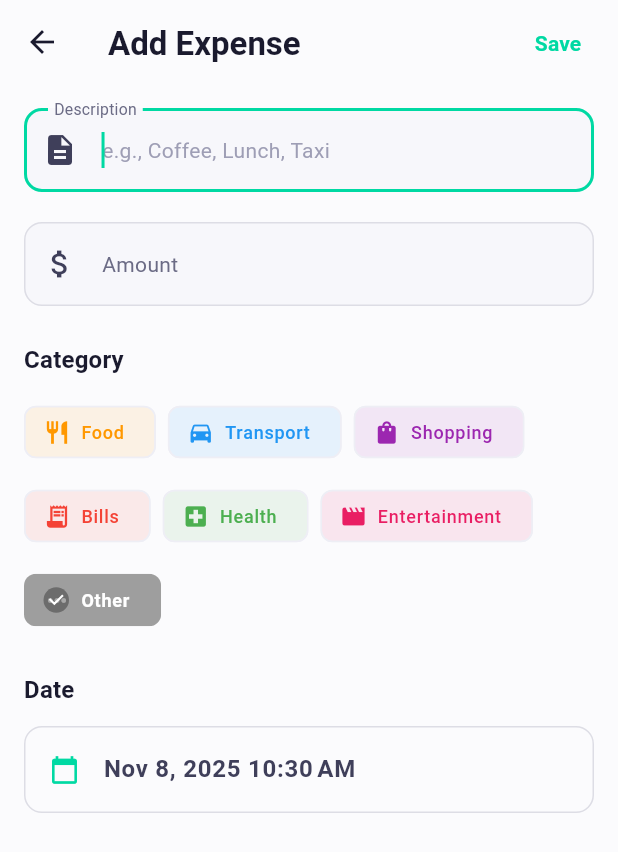
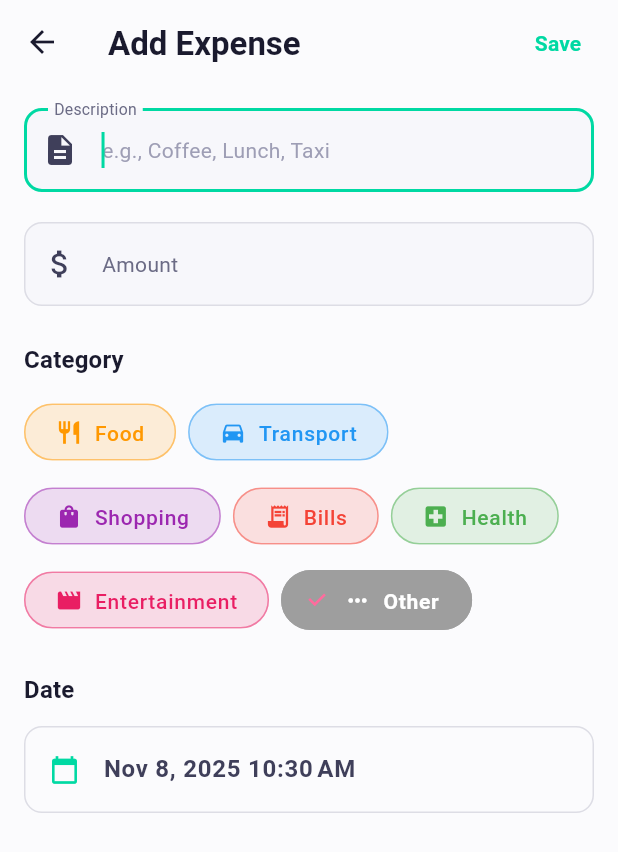
Before and after one commit to phanvantai/quick_spend, a Flutter app: the ExpenseFormScreen screen opened directly, on a phone screen of 412 x 824 dp. Shown: the top 852 px of the screen. Run offline on Flutter 3.47's test engine with Material 3 defaults, Android fonts, the phone set to English and light mode, and no system bars; our stand-ins replace cloud_firestore, easy_localization, firebase_ai, firebase_core, fl_chart, flutter_slidable and 4 more; missing offline and left inert: liquid_glass_renderer; accounts and stored records are empty.

Commit message:
refactor: improve category selector UI in expense form
Enhance the visual design of category chips for better user
experience and clearer selected state indication.

Changes:
- Switch from FilterChip to ChoiceChip (more appropriate for single selection)
- Move icon into label Row for better layout control
- Increase unselected background opacity (0.1 → 0.15) for better visibility
- Add custom border styling:
  * 2px solid border when selected
  * 1px semi-transparent border when unselected
- Add explicit padding for better touch targets
- Set consistent font size (14px)
- Improve icon spacing with proper SizedBox

UI improvements:
✓ Clearer visual distinction between selected/unselected states
✓ Better touch targets with added padding
✓ More prominent borders for selection feedback
✓ Consistent spacing between icon and text

```diff
--- a/lib/screens/expense_form_screen.dart
+++ b/lib/screens/expense_form_screen.dart
@@ -200,22 +200,39 @@ class _ExpenseFormScreenState extends State<ExpenseFormScreen> {
                 final categoryData = Category.getByType(category);
                 final isSelected = _selectedCategory == category;
 
-                return FilterChip(
+                return ChoiceChip(
                   selected: isSelected,
-                  label: Text(categoryData.getLabel(language)),
-                  avatar: Icon(
-                    categoryData.icon,
-                    size: 18,
-                    color: isSelected ? Colors.white : categoryData.color,
+                  label: Row(
+                    mainAxisSize: MainAxisSize.min,
+                    children: [
+                      Icon(
+                        categoryData.icon,
+                        size: 18,
+                        color: isSelected ? Colors.white : categoryData.color,
+                      ),
+                      const SizedBox(width: AppTheme.spacing8),
+                      Text(categoryData.getLabel(language)),
+                    ],
                   ),
-                  backgroundColor: categoryData.color.withValues(alpha: 0.1),
+                  backgroundColor: categoryData.color.withValues(alpha: 0.15),
                   selectedColor: categoryData.color,
-                  checkmarkColor: Colors.white,
                   labelStyle: TextStyle(
                     color: isSelected ? Colors.white : categoryData.color,
-                    fontWeight: isSelected
-                        ? FontWeight.w600
-                        : FontWeight.w500,
+                    fontWeight: isSelected ? FontWeight.w600 : FontWeight.w500,
+                    fontSize: 14,
+                  ),
+                  padding: const EdgeInsets.symmetric(
+                    horizontal: AppTheme.spacing12,
+                    vertical: AppTheme.spacing8,
+                  ),
+                  shape: RoundedRectangleBorder(
+                    borderRadius: BorderRadius.circular(20),
+                    side: BorderSide(
+                      color: isSelected
+                          ? categoryData.color
+                          : categoryData.color.withValues(alpha: 0.3),
+                      width: isSelected ? 2 : 1,
+                    ),
                   ),
                   onSelected: (selected) {
                     setState(() {
```
